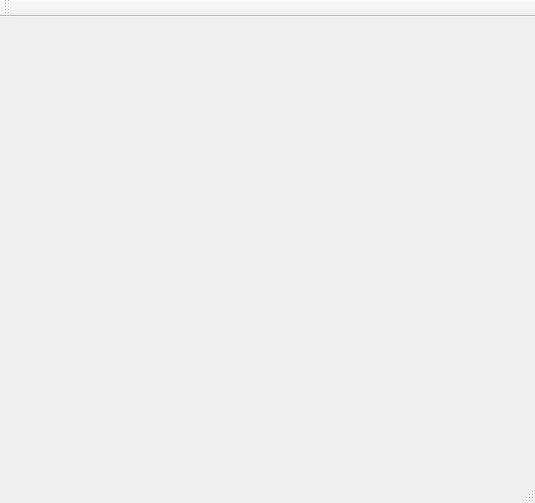
This is mainwindow.ui in fducha/WallpaperChanger as Qt 5 draws it before an edit. The edited form follows.
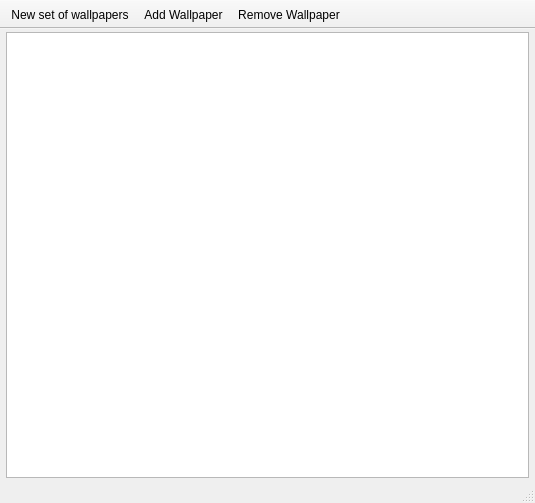
This is the edited form. Icons and pictures are not drawn.

Commit message: Created prototype of UI

```diff
--- a/mainwindow.ui
+++ b/mainwindow.ui
@@ -13,15 +13,45 @@
   <property name="windowTitle">
    <string>MainWindow</string>
   </property>
-  <widget class="QWidget" name="centralWidget"/>
+  <widget class="QWidget" name="centralWidget">
+   <layout class="QHBoxLayout" name="horizontalLayout">
+    <property name="leftMargin">
+     <number>6</number>
+    </property>
+    <property name="topMargin">
+     <number>3</number>
+    </property>
+    <property name="rightMargin">
+     <number>6</number>
+    </property>
+    <property name="bottomMargin">
+     <number>3</number>
+    </property>
+    <item>
+     <widget class="QListView" name="listView"/>
+    </item>
+   </layout>
+  </widget>
   <widget class="QStatusBar" name="statusBar"/>
   <widget class="QToolBar" name="mainToolBar">
+   <property name="movable">
+    <bool>false</bool>
+   </property>
+   <property name="iconSize">
+    <size>
+     <width>48</width>
+     <height>48</height>
+    </size>
+   </property>
    <attribute name="toolBarArea">
     <enum>TopToolBarArea</enum>
    </attribute>
    <attribute name="toolBarBreak">
     <bool>false</bool>
    </attribute>
+   <addaction name="actNewSet"/>
+   <addaction name="actAddWallpaper"/>
+   <addaction name="actRemoveWallpaper"/>
   </widget>
   <action name="actNewSet">
    <property name="icon">
```
